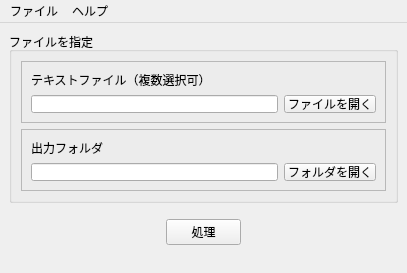
Qt form buncuts/res/ui/main.ui (rongmu/buncuts) before a commit.
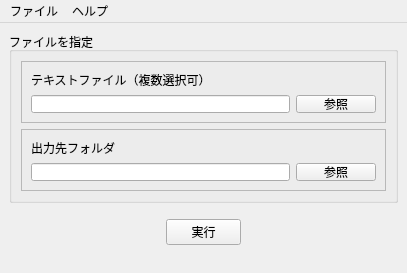
The same form after that commit. Icons and pictures are not drawn.

What changed in the file:
```diff
--- a/buncuts/res/ui/main.ui
+++ b/buncuts/res/ui/main.ui
@@ -77,7 +77,7 @@
             <item>
              <widget class="QPushButton" name="btnBrowseInput">
               <property name="text">
-               <string>ファイルを開く</string>
+               <string>参照</string>
               </property>
               <property name="autoDefault">
                <bool>true</bool>
@@ -107,7 +107,7 @@
           <item>
            <widget class="QLabel" name="labelOutput">
             <property name="text">
-             <string>出力フォルダ</string>
+             <string>出力先フォルダ</string>
             </property>
            </widget>
           </item>
@@ -119,7 +119,7 @@
             <item>
              <widget class="QPushButton" name="btnBrowseOutput">
               <property name="text">
-               <string>フォルダを開く</string>
+               <string>参照</string>
               </property>
              </widget>
             </item>
@@ -158,7 +158,7 @@
          </size>
         </property>
         <property name="text">
-         <string>処理</string>
+         <string>実行</string>
         </property>
        </widget>
       </item>
```
Left out of the diff: 3 changed lines with no effect on the pictures.
